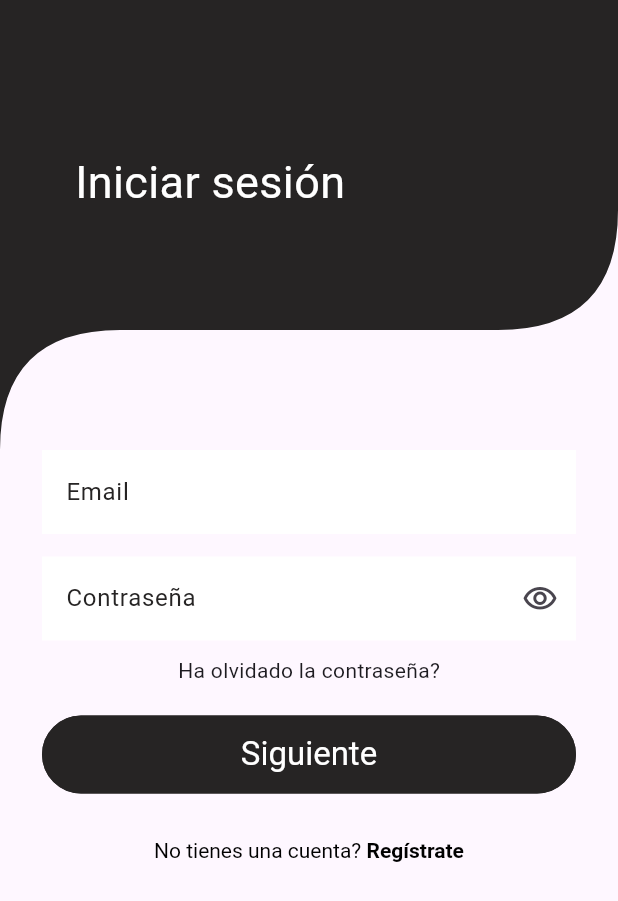
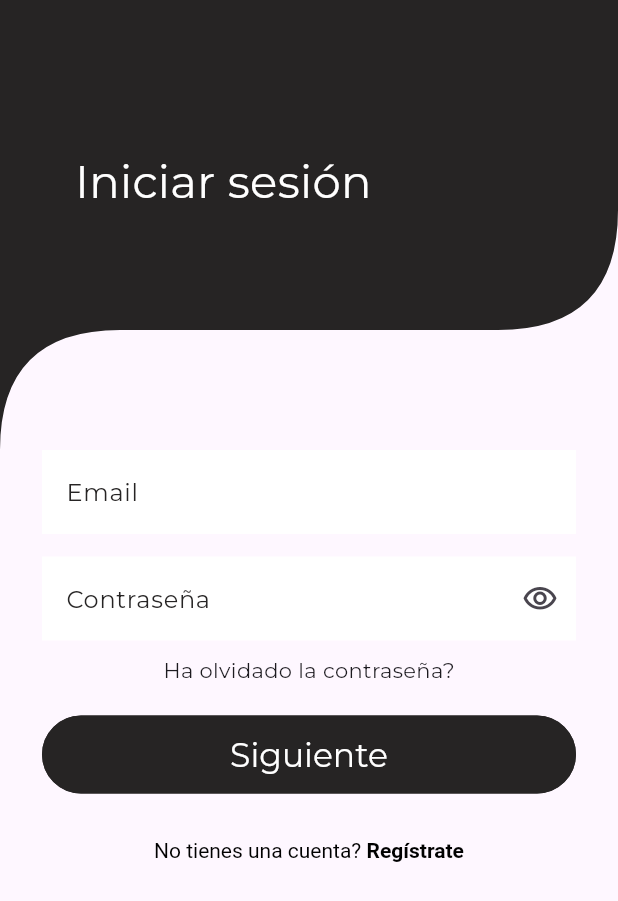
Before and after one commit to stivengm/shop_beer_app, a Flutter app: the screen it shows after launch, on a phone screen of 412 x 824 dp. Shown: the top 901 px of the screen. Run offline on Flutter 3.47's test engine with Material 3 defaults, Android fonts, the phone set to English and light mode, and no system bars; our stand-ins replace another_flushbar, bloc, email_validator, equatable, flutter_bloc, google_fonts.

Commit message:
FIX - Ajuste de Fuente.

```diff
--- a/lib/main.dart
+++ b/lib/main.dart
@@ -1,5 +1,6 @@
 import 'package:flutter/material.dart';
 
+import 'package:google_fonts/google_fonts.dart';
 import 'package:shop_beer_app/core/config/paths.dart';
 
 void main() {
@@ -11,10 +12,12 @@ class MyApp extends StatelessWidget {
 
   @override
   Widget build(BuildContext context) {
+    final textTheme = Theme.of(context).textTheme;
     return MaterialApp(
       title: 'Flutter Demo',
       debugShowCheckedModeBanner: false,
       theme: ThemeData(
+        textTheme: GoogleFonts.montserratTextTheme(textTheme),
         colorScheme: ColorScheme.fromSeed(seedColor: Colors.deepPurple),
         useMaterial3: true,
       ),
--- a/pubspec.yaml
+++ b/pubspec.yaml
@@ -40,6 +40,7 @@ dependencies:
   flutter_bloc: ^8.1.4
   email_validator: ^2.1.17
   another_flushbar: ^1.12.30
+  google_fonts: ^6.1.0
 
 dev_dependencies:
   flutter_test:
```
